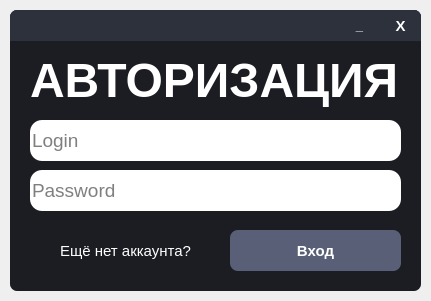
Old version of the form VK_Bot/Authorization_Window/authorization_window.ui in the repository otaboyevsardorbek1/VK-Bot-ru.
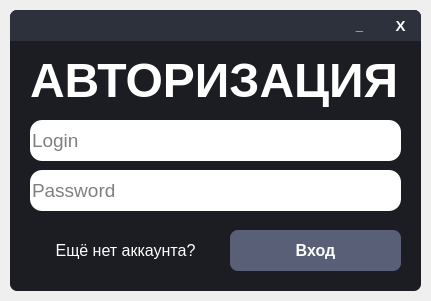
New version of the form. Icons and pictures are not drawn.

```diff
--- a/VK_Bot/Authorization_Window/authorization_window.ui
+++ b/VK_Bot/Authorization_Window/authorization_window.ui
@@ -267,7 +267,7 @@
      </property>
      <property name="font">
       <font>
-       <pointsize>11</pointsize>
+       <pointsize>12</pointsize>
        <weight>75</weight>
        <bold>true</bold>
       </font>
@@ -305,7 +305,7 @@
      </property>
      <property name="font">
       <font>
-       <pointsize>11</pointsize>
+       <pointsize>12</pointsize>
        <weight>50</weight>
        <bold>false</bold>
        <underline>false</underline>
```
